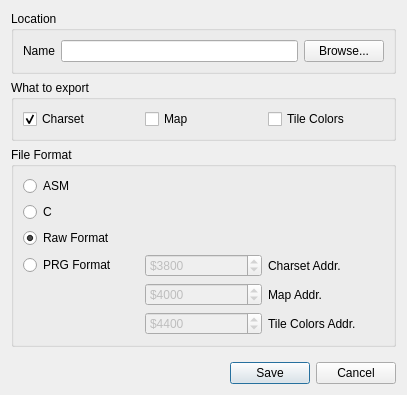
First picture: the form in src/exportdialog.ui, repository ricardoquesada/vchar64, before the edit.
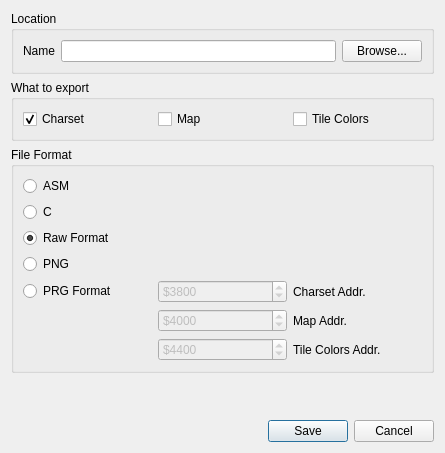
Second picture: the form after the edit.

Patch:
```diff
--- a/src/exportdialog.ui
+++ b/src/exportdialog.ui
@@ -6,8 +6,8 @@
    <rect>
     <x>0</x>
     <y>0</y>
-    <width>407</width>
-    <height>395</height>
+    <width>445</width>
+    <height>453</height>
    </rect>
   </property>
   <property name="windowTitle">
@@ -82,44 +82,6 @@
       <string>File Format</string>
      </property>
      <layout class="QGridLayout" name="gridLayout">
-      <item row="3" column="1">
-       <widget class="QSpinBox" name="spinBox_charsetAddress">
-        <property name="enabled">
-         <bool>false</bool>
-        </property>
-        <property name="prefix">
-         <string>$</string>
-        </property>
-        <property name="maximum">
-         <number>65536</number>
-        </property>
-        <property name="value">
-         <number>14336</number>
-        </property>
-        <property name="displayIntegerBase">
-         <number>16</number>
-        </property>
-       </widget>
-      </item>
-      <item row="4" column="1">
-       <widget class="QSpinBox" name="spinBox_mapAddress">
-        <property name="enabled">
-         <bool>false</bool>
-        </property>
-        <property name="prefix">
-         <string>$</string>
-        </property>
-        <property name="maximum">
-         <number>65536</number>
-        </property>
-        <property name="value">
-         <number>16384</number>
-        </property>
-        <property name="displayIntegerBase">
-         <number>16</number>
-        </property>
-       </widget>
-      </item>
       <item row="0" column="0">
        <widget class="QRadioButton" name="radioButton_asm">
         <property name="text">
@@ -127,47 +89,7 @@
         </property>
        </widget>
       </item>
-      <item row="3" column="2">
-       <widget class="QLabel" name="label_2">
-        <property name="text">
-         <string>Charset Addr.</string>
-        </property>
-       </widget>
-      </item>
       <item row="5" column="2">
-       <widget class="QLabel" name="label_4">
-        <property name="text">
-         <string>Tile Colors Addr.</string>
-        </property>
-       </widget>
-      </item>
-      <item row="5" column="1">
-       <widget class="QSpinBox" name="spinBox_attribAddress">
-        <property name="enabled">
-         <bool>false</bool>
-        </property>
-        <property name="prefix">
-         <string>$</string>
-        </property>
-        <property name="maximum">
-         <number>65536</number>
-        </property>
-        <property name="value">
-         <number>17408</number>
-        </property>
-        <property name="displayIntegerBase">
-         <number>16</number>
-        </property>
-       </widget>
-      </item>
-      <item row="3" column="0">
-       <widget class="QRadioButton" name="radioButton_prg">
-        <property name="text">
-         <string>PRG Format</string>
-        </property>
-       </widget>
-      </item>
-      <item row="4" column="2">
        <widget class="QLabel" name="label_3">
         <property name="text">
          <string>Map Addr.</string>
@@ -184,6 +106,51 @@
         </property>
        </widget>
       </item>
+      <item row="4" column="1">
+       <widget class="QSpinBox" name="spinBox_charsetAddress">
+        <property name="enabled">
+         <bool>false</bool>
+        </property>
+        <property name="prefix">
+         <string>$</string>
+        </property>
+        <property name="maximum">
+         <number>65536</number>
+        </property>
+        <property name="value">
+         <number>14336</number>
+        </property>
+        <property name="displayIntegerBase">
+         <number>16</number>
+        </property>
+       </widget>
+      </item>
+      <item row="5" column="1">
+       <widget class="QSpinBox" name="spinBox_mapAddress">
+        <property name="enabled">
+         <bool>false</bool>
+        </property>
+        <property name="prefix">
+         <string>$</string>
+        </property>
+        <property name="maximum">
+         <number>65536</number>
+        </property>
+        <property name="value">
+         <number>16384</number>
+        </property>
+        <property name="displayIntegerBase">
+         <number>16</number>
+        </property>
+       </widget>
+      </item>
+      <item row="6" column="2">
+       <widget class="QLabel" name="label_4">
+        <property name="text">
+         <string>Tile Colors Addr.</string>
+        </property>
+       </widget>
+      </item>
       <item row="1" column="0">
        <widget class="QRadioButton" name="radioButton_c">
         <property name="text">
@@ -191,6 +158,46 @@
         </property>
        </widget>
       </item>
+      <item row="4" column="0">
+       <widget class="QRadioButton" name="radioButton_prg">
+        <property name="text">
+         <string>PRG Format</string>
+        </property>
+       </widget>
+      </item>
+      <item row="6" column="1">
+       <widget class="QSpinBox" name="spinBox_attribAddress">
+        <property name="enabled">
+         <bool>false</bool>
+        </property>
+        <property name="prefix">
+         <string>$</string>
+        </property>
+        <property name="maximum">
+         <number>65536</number>
+        </property>
+        <property name="value">
+         <number>17408</number>
+        </property>
+        <property name="displayIntegerBase">
+         <number>16</number>
+        </property>
+       </widget>
+      </item>
+      <item row="4" column="2">
+       <widget class="QLabel" name="label_2">
+        <property name="text">
+         <string>Charset Addr.</string>
+        </property>
+       </widget>
+      </item>
+      <item row="3" column="0">
+       <widget class="QRadioButton" name="radioButton_png">
+        <property name="text">
+         <string>PNG</string>
+        </property>
+       </widget>
+      </item>
      </layout>
     </widget>
    </item>
```
